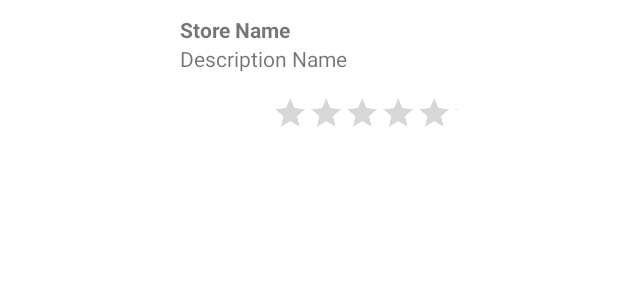
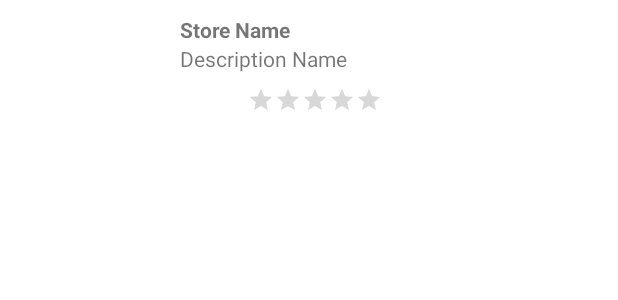
Before and after one commit to dieutrinh28/doan-mobile-java, an Android app: the layout activity_item_store.xml on its own in the app's theme, with its tools: preview values and no code run, on a phone screen of 412 x 824 dp. Shown: the top 300 px of the screen. Run offline under Robolectric (Android 15) with nearby library versions, the phone set to English and light mode, and no system bars.

Commit message:
update-class-store

```diff
--- a/app/src/main/res/layout/activity_item_store.xml
+++ b/app/src/main/res/layout/activity_item_store.xml
@@ -33,17 +33,15 @@
 
         <RatingBar
             android:id="@+id/ratingBar"
-            android:layout_width="246dp"
-            android:layout_height="59dp"
+            style="@style/Widget.AppCompat.RatingBar.Indicator"
+            android:layout_width="wrap_content"
+            android:layout_height="wrap_content"
             android:numStars="5"
             android:rating="0"
-            android:stepSize="1"
             android:scaleX="0.5"
             android:scaleY="0.5"
-            app:layout_constraintBottom_toBottomOf="parent"
-            app:layout_constraintEnd_toEndOf="parent"
-            app:layout_constraintHorizontal_bias="0.38"
-            app:layout_constraintStart_toStartOf="parent"/>
+            android:stepSize="1"
+            />
     </LinearLayout>
 
 
```
Also changed, not shown: app/src/main/java/com/example/bewithyou/model/Store.java (+14 -2 lines).
